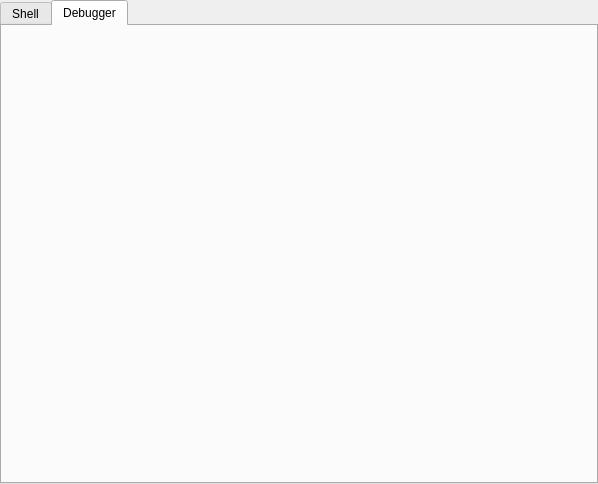
Old version of the form inspector/coffeescriptterminal.ui in the repository hbirchtree/coffeecutie.
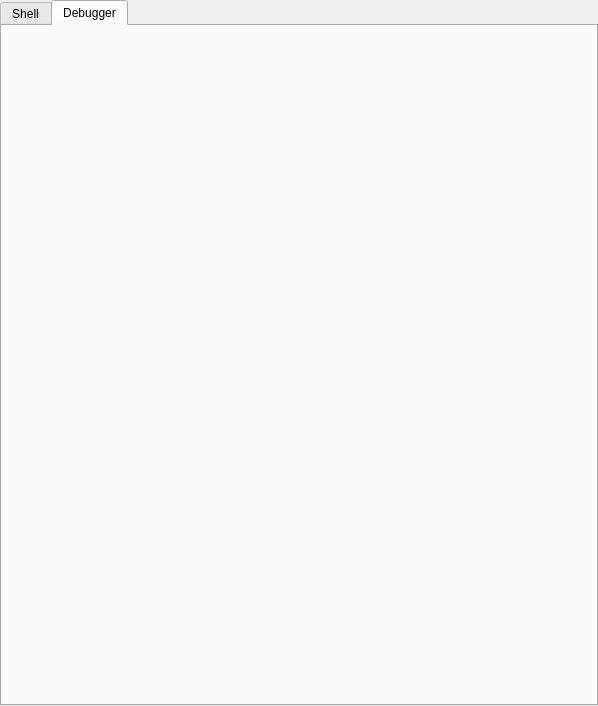
New version of the form. The open tabs and pages were chosen to show the change.

```diff
--- a/inspector/coffeescriptterminal.ui
+++ b/inspector/coffeescriptterminal.ui
@@ -7,7 +7,7 @@
     <x>0</x>
     <y>0</y>
     <width>598</width>
-    <height>484</height>
+    <height>706</height>
    </rect>
   </property>
   <property name="windowTitle">
@@ -56,7 +56,10 @@
    <item row="0" column="0">
     <widget class="QTabWidget" name="tabWidget">
      <property name="currentIndex">
-      <number>0</number>
+      <number>1</number>
+     </property>
+     <property name="tabsClosable">
+      <bool>false</bool>
      </property>
      <widget class="QWidget" name="tab">
       <attribute name="title">
@@ -110,6 +113,7 @@
       <attribute name="title">
        <string>Debugger</string>
       </attribute>
+      <layout class="QGridLayout" name="gridLayout_4"/>
      </widget>
     </widget>
    </item>
```
Left out of the diff: 57 changed lines with no effect on the pictures.
